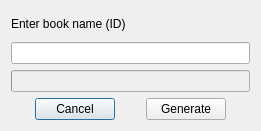
First picture: the form in qotpnitro/genbookdialog.ui, repository capitanx/otpnitro, before the edit.
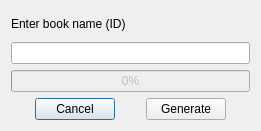
Second picture: the form after the edit. Icons and pictures are not drawn.

Diff of the .ui file:
```diff
--- a/qotpnitro/genbookdialog.ui
+++ b/qotpnitro/genbookdialog.ui
@@ -37,10 +37,10 @@
       <number>100</number>
      </property>
      <property name="value">
-      <number>-1</number>
+      <number>0</number>
      </property>
      <property name="textVisible">
-      <bool>false</bool>
+      <bool>true</bool>
      </property>
     </widget>
    </item>
```
Left out of the diff: 19 changed lines with no effect on the pictures.
